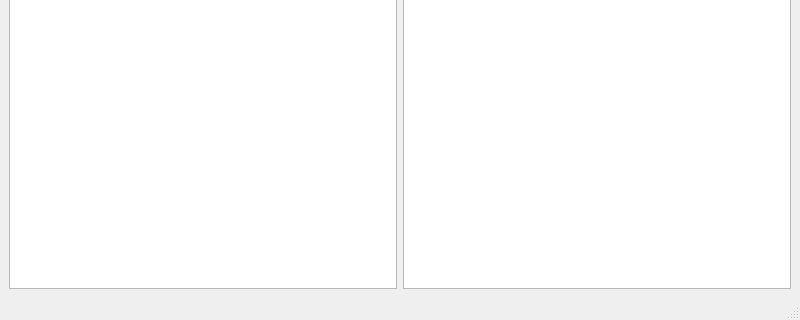
This is mainwindow.ui in aleksrutins/DiagonalUI as Qt 5 draws it before an edit; both pictures show x 0 to 800 and y 280 to 600 of the 800 by 600 pixel window. The edited form follows.
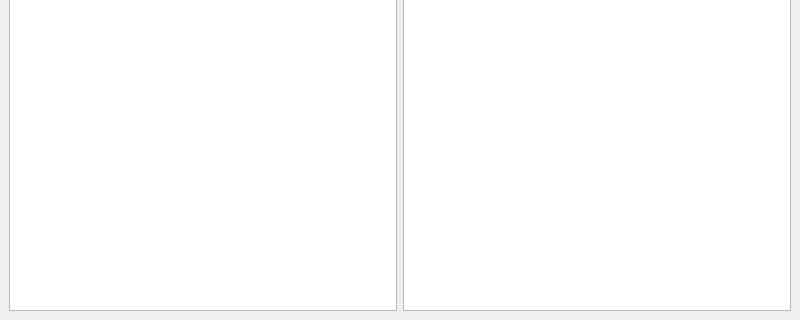
This is the edited form.

Commit message: Remove window statusbar

```diff
--- a/mainwindow.ui
+++ b/mainwindow.ui
@@ -67,7 +67,6 @@
     </rect>
    </property>
   </widget>
-  <widget class="QStatusBar" name="statusbar"/>
  </widget>
  <resources/>
  <connections>
```
Left out of the diff: 3 changed lines with no effect on the pictures. The commit also changes 1 other file.
